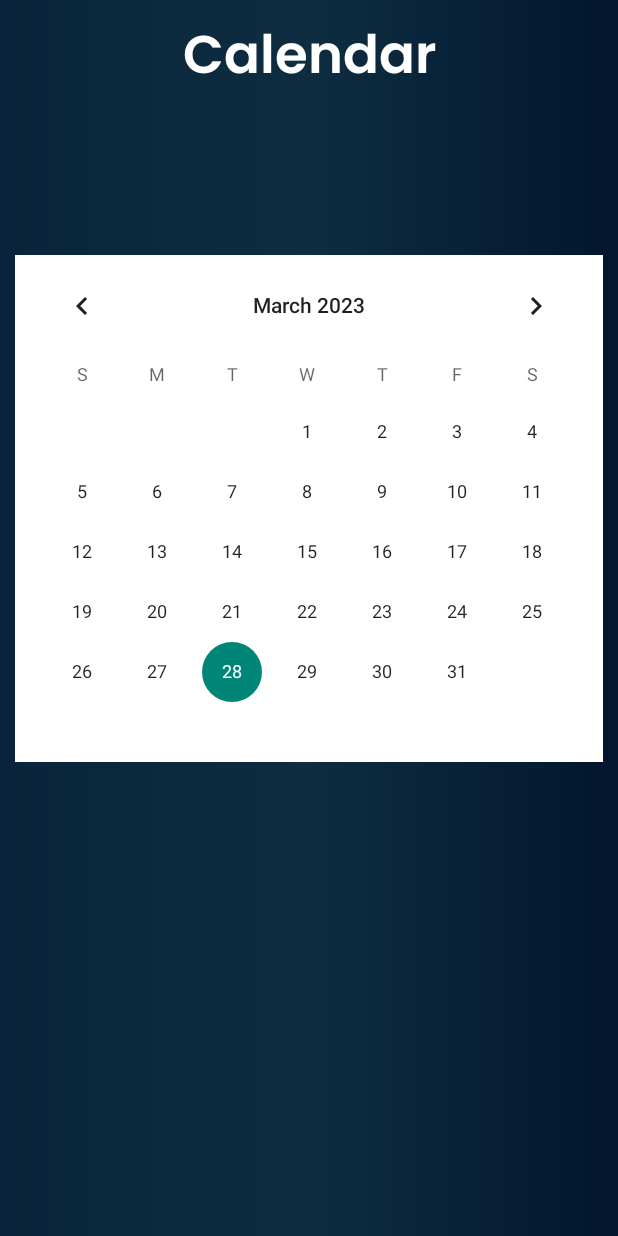
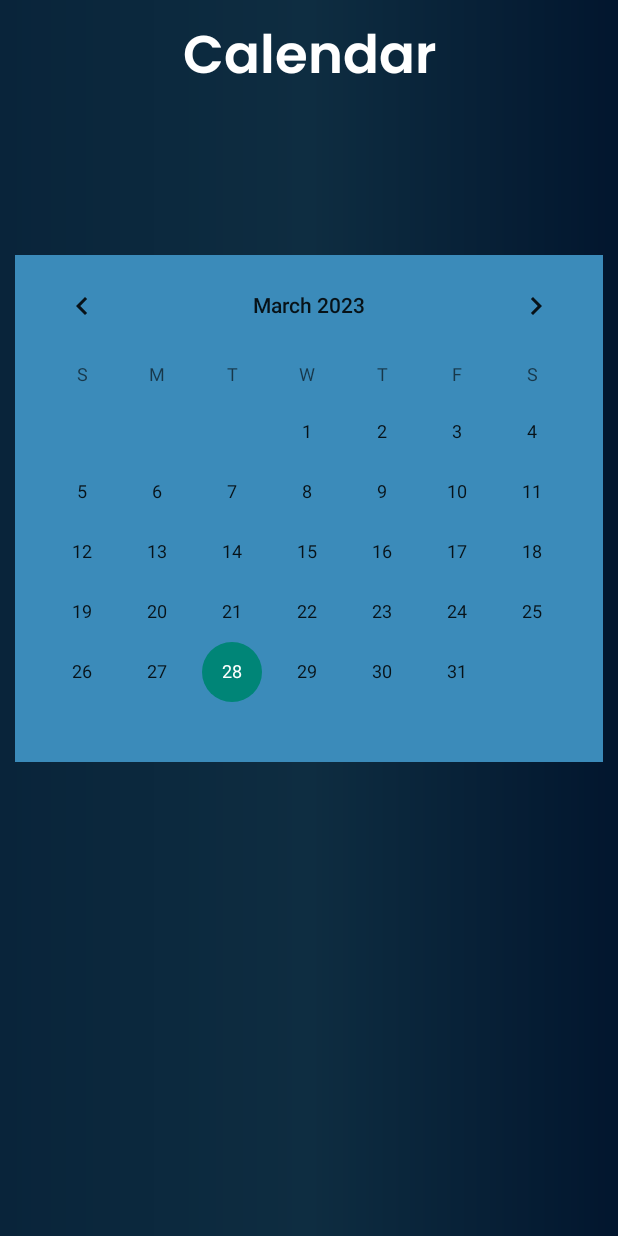
Before and after one commit to vdrzada24/CSI, an Android app: the layout fragment_calendar_fragment.xml on its own in the app's theme, with its tools: preview values and no code run, on a phone screen of 412 x 824 dp. Run offline under Robolectric (Android 15) with nearby library versions, the phone set to English and light mode, and no system bars.

Commit message:
Calendar color changed

```diff
--- a/app/src/main/res/layout/fragment_calendar_fragment.xml
+++ b/app/src/main/res/layout/fragment_calendar_fragment.xml
@@ -35,9 +35,7 @@
         android:layout_marginRight="10dp"
         android:id="@+id/calendarview"
         android:layout_marginTop="40dp"
-        android:background="@color/white"
-
-
+        android:background="#3B8BBA"
         android:layout_height="wrap_content"/>
 
 
```
